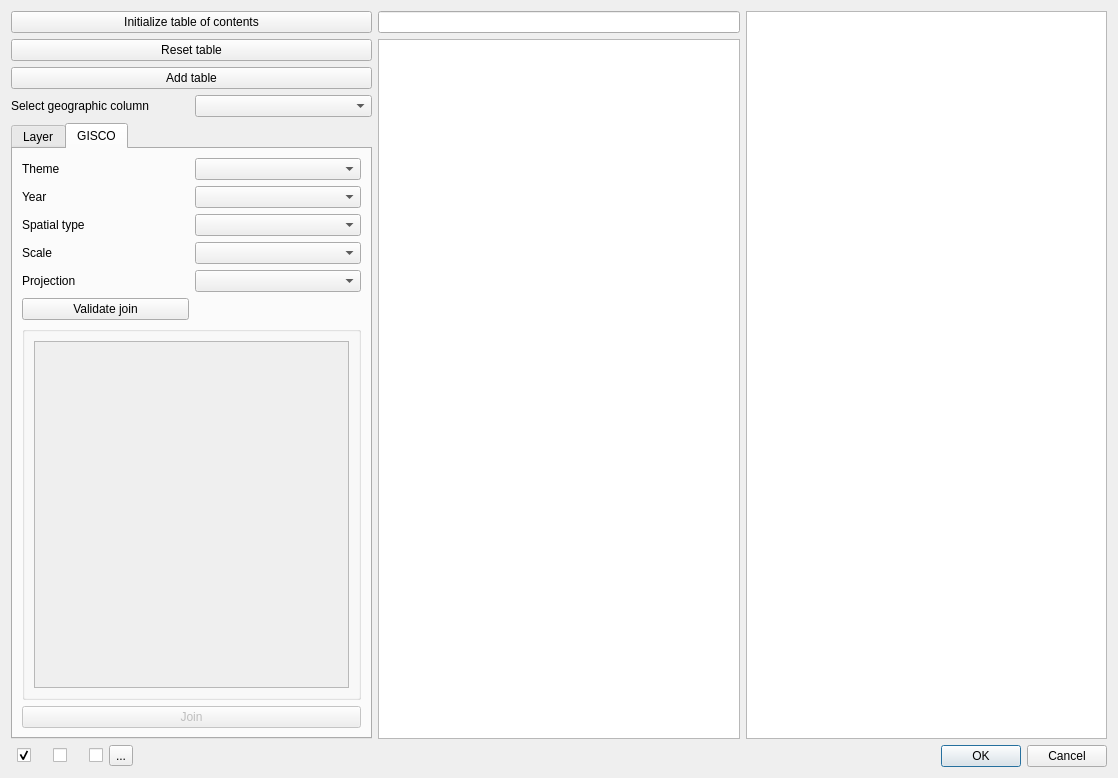
alecsandrei/eurostat_downloader, file ui/eurostat_downloader_dialog.ui: the form before one commit.
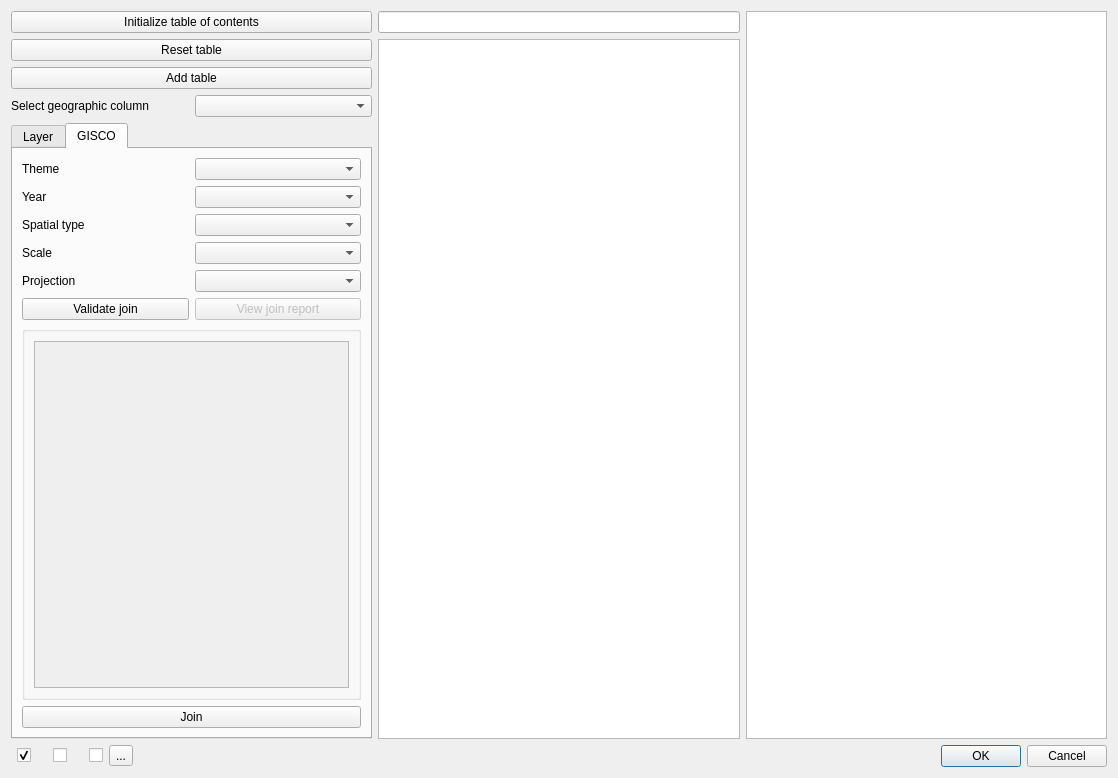
The form after the commit. The open tabs and pages were chosen to show the change. Icons and pictures are not drawn. Custom widgets are drawn as their Qt base class.

Commit message: improve GISCO data

```diff
--- a/ui/eurostat_downloader_dialog.ui
+++ b/ui/eurostat_downloader_dialog.ui
@@ -254,9 +254,12 @@
               </widget>
              </item>
              <item>
-              <widget class="QLabel" name="labelValidateJoin">
+              <widget class="QPushButton" name="pushButtonGISCOViewJoinReport">
+               <property name="enabled">
+                <bool>false</bool>
+               </property>
                <property name="text">
-                <string/>
+                <string>View join report</string>
                </property>
               </widget>
              </item>
@@ -300,7 +303,7 @@
            <item>
             <widget class="QPushButton" name="pushButtonGISCOJoin">
              <property name="enabled">
-              <bool>false</bool>
+              <bool>true</bool>
              </property>
              <property name="text">
               <string>Join</string>
```
Left out of the diff: 2 changed lines with no effect on the pictures. The commit also changes 6 other files.
